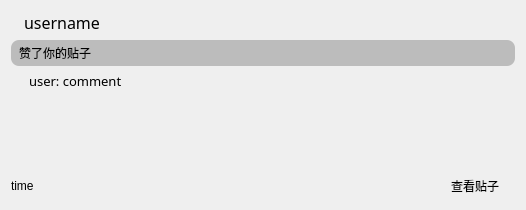
Qt form src/resf/agreed_item.ui (clb-128258/TiebaDesktop) before a commit.
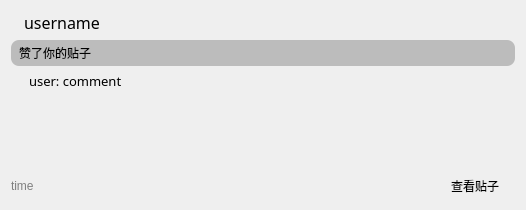
The same form after that commit.

The edit to the form file:
```diff
--- a/src/resf/agreed_item.ui
+++ b/src/resf/agreed_item.ui
@@ -10,6 +10,11 @@
     <height>210</height>
    </rect>
   </property>
+  <property name="font">
+   <font>
+    <pointsize>9</pointsize>
+   </font>
+  </property>
   <property name="windowTitle">
    <string>点赞信息</string>
   </property>
@@ -147,6 +152,14 @@
     <layout class="QHBoxLayout" name="horizontalLayout_2">
      <item>
       <widget class="QLabel" name="label">
+       <property name="font">
+        <font>
+         <pointsize>9</pointsize>
+        </font>
+       </property>
+       <property name="styleSheet">
+        <string notr="true">QLabel{color: grey;}</string>
+       </property>
        <property name="text">
         <string>time</string>
        </property>
```
Left out of the diff: 10 changed lines with no effect on the pictures.
